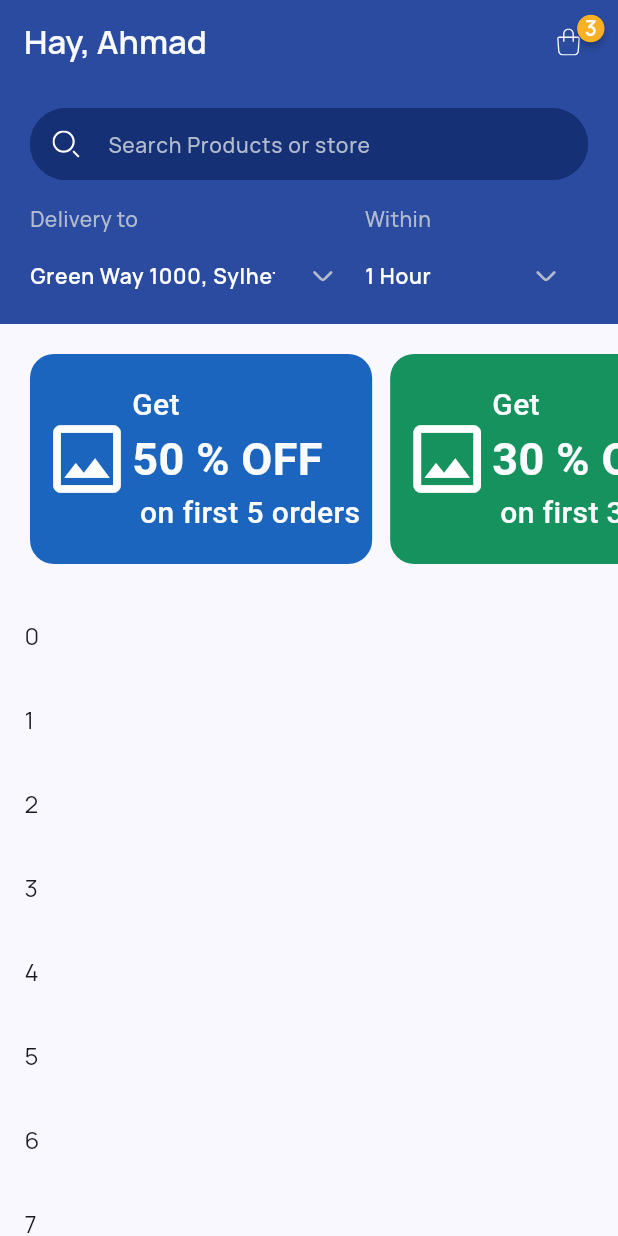
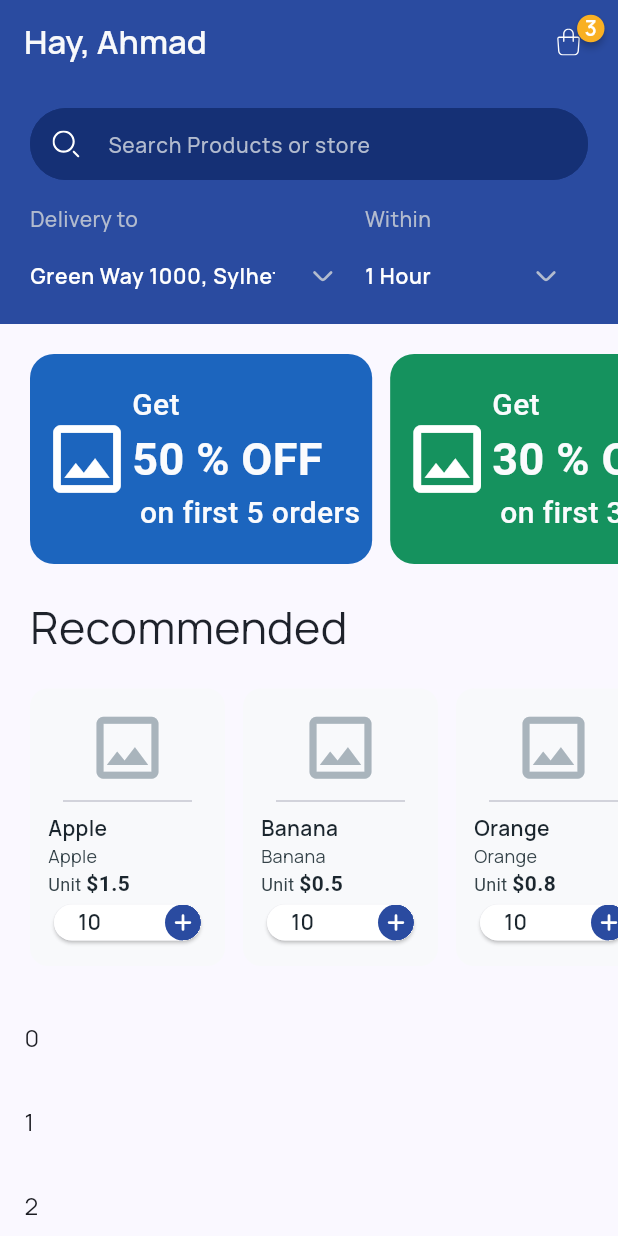
Before and after one commit to Ahmad-Nour-Haidar/shopping-app, a Flutter app: the HomeScreen screen opened by its route, on a phone screen of 412 x 824 dp. Run offline on Flutter 3.47's test engine with Material 3 defaults, Android fonts, the phone set to English and light mode, and no system bars; drawn by our look-alikes of badges; our stand-ins replace flutter_svg, gap, go_router, smooth_page_indicator.

Commit message:
buildRecommendedList

```diff
--- a/lib/core/assets/app_svg.dart
+++ b/lib/core/assets/app_svg.dart
@@ -14,4 +14,5 @@ abstract final class AppSvg {
   static const nounCircleOutlined = '$_path/noun-circle-outlined.svg';
   static const search = '$_path/search.svg';
   static const starHalf = '$_path/star-half.svg';
+  static const plusSmall = '$_path/plus-small.svg';
 }
--- /dev/null
+++ b/lib/core/constant/app_size.dart
@@ -0,0 +1,3 @@
+abstract final class AppSize {
+  static const screenPadding = 20.0;
+}
--- a/lib/core/theme/app_text_style.dart
+++ b/lib/core/theme/app_text_style.dart
@@ -7,6 +7,12 @@ abstract final class AppTextStyle {
     color: AppColor.bigFontColor,
     fontSize: 30,
     fontWeight: FontWeight.w700,
+  );
+
+  static const f30w400darkGrey = TextStyle(
+    color: AppColor.darkGrey,
+    fontSize: 30,
+    fontWeight: FontWeight.w400,
   );
 
   static const f20w500bigFontColor = TextStyle(
@@ -45,6 +51,18 @@ abstract final class AppTextStyle {
     fontWeight: FontWeight.w600,
   );
 
+  static const f14w600darkBlue = TextStyle(
+    color: AppColor.darkBlue,
+    fontSize: 14,
+    fontWeight: FontWeight.w600,
+  );
+
+  static const f12w600blueGrey = TextStyle(
+    color: AppColor.blueGrey,
+    fontSize: 12,
+    fontWeight: FontWeight.w400,
+  );
+
   static const f14w500lightBlueGrey = TextStyle(
     color: AppColor.lightBlueGrey,
     fontSize: 14,
--- /dev/null
+++ b/lib/screens/home_screen/data/dummy_data.dart
@@ -0,0 +1,54 @@
+import '../models/product.dart';
+
+const List<Product> dealsOnFruitsAndTea = [
+  Product(
+      name: 'Apple',
+      category: 'Fruit',
+      price: 1.5,
+      image: 'assets/images/apple.jpg'),
+  Product(
+      name: 'Banana',
+      category: 'Fruit',
+      price: 0.5,
+      image: 'assets/images/banana.jpg'),
+  Product(
+      name: 'Orange',
+      category: 'Fruit',
+      price: 0.8,
+      image: 'assets/images/orange.jpg'),
+  Product(
+      name: 'Strawberry',
+      category: 'Fruit',
+      price: 2.0,
+      image: 'assets/images/strawberry.jpg'),
+  Product(
+      name: 'Green Tea',
+      category: 'Tea',
+      price: 3.5,
+      image: 'assets/images/green_tea.jpg'),
+  Product(
+      name: 'Black Tea',
+      category: 'Tea',
+      price: 4.0,
+      image: 'assets/images/black_tea.jpg'),
+  Product(
+      name: 'Chamomile Tea',
+      category: 'Tea',
+      price: 3.8,
+      image: 'assets/images/chamomile_tea.jpg'),
+  Product(
+      name: 'Mango',
+      category: 'Fruit',
+      price: 1.2,
+      image: 'assets/images/mango.jpg'),
+  Product(
+      name: 'Pineapple',
+      category: 'Fruit',
+      price: 1.8,
+      image: 'assets/images/pineapple.jpg'),
+  Product(
+      name: 'Oolong Tea',
+      category: 'Tea',
+      price: 5.0,
+      image: 'assets/images/oolong_tea.jpg'),
+];
--- a/lib/screens/home_screen/home_screen.dart
+++ b/lib/screens/home_screen/home_screen.dart
@@ -7,6 +7,7 @@ import 'package:ptc_quiz2/core/widgets/svg_image.dart';
 import 'package:badges/badges.dart' as badges;
 import 'package:ptc_quiz2/screens/home_screen/widgets/build_offers_list.dart';
 
+import 'widgets/build_recommended_list.dart';
 import 'widgets/build_sliver_app_bar.dart';
 
 class HomeScreen extends StatelessWidget {
@@ -46,6 +47,7 @@ class HomeScreen extends StatelessWidget {
         slivers: <Widget>[
           buildSliverAppBar(),
           buildOffersList(),
+          buildRecommendedList(),
           SliverList(
             delegate: SliverChildBuilderDelegate(
               childCount: 50,
--- /dev/null
+++ b/lib/screens/home_screen/models/product.dart
@@ -0,0 +1,15 @@
+import 'package:flutter/foundation.dart' show immutable;
+
+@immutable
+class Product {
+  final String name;
+  final String category;
+  final double price;
+  final String image;
+
+  const Product(
+      {required this.name,
+      required this.category,
+      required this.price,
+      required this.image});
+}
--- a/lib/screens/home_screen/widgets/build_offers_list.dart
+++ b/lib/screens/home_screen/widgets/build_offers_list.dart
@@ -1,11 +1,10 @@
 import 'package:flutter/material.dart';
 import 'package:gap/gap.dart';
 
+import '../../../core/constant/app_size.dart';
 import 'offer_widget.dart';
 
 SliverToBoxAdapter buildOffersList() {
-  final pattern = RegExp(r'\d{1,2} % \s*OFF');
-
   final offers = <String>[
     'Get 50 % OFF on first 5 orders',
     'Get 30 % OFF on first 3 orders',
@@ -16,7 +15,7 @@ SliverToBoxAdapter buildOffersList() {
       height: 180,
       // width: 200,
       child: ListView.separated(
-        padding: const EdgeInsets.all(20),
+        padding: const EdgeInsets.all(AppSize.screenPadding),
         scrollDirection: Axis.horizontal,
         itemCount: offers.length,
         separatorBuilder: (_, __) => const Gap(12),
--- /dev/null
+++ b/lib/screens/home_screen/widgets/build_recommended_list.dart
@@ -0,0 +1,36 @@
+import 'package:flutter/material.dart';
+import 'package:gap/gap.dart';
+import 'package:ptc_quiz2/core/constant/app_size.dart';
+import 'package:ptc_quiz2/core/theme/app_text_style.dart';
+
+import '../data/dummy_data.dart';
+import 'recommended_widget.dart';
+
+SliverToBoxAdapter buildRecommendedList() {
+  return SliverToBoxAdapter(
+    child: Column(
+      crossAxisAlignment: CrossAxisAlignment.start,
+      children: [
+        const Padding(
+          padding: EdgeInsets.symmetric(horizontal: AppSize.screenPadding),
+          child: Text(
+            'Recommended',
+            style: AppTextStyle.f30w400darkGrey,
+          ),
+        ),
+        SizedBox(
+          height: 225,
+          child: ListView.separated(
+            padding: const EdgeInsets.all(AppSize.screenPadding),
+            scrollDirection: Axis.horizontal,
+            itemCount: dealsOnFruitsAndTea.length,
+            separatorBuilder: (_, __) => const Gap(12),
+            itemBuilder: (_, index) {
+              return RecommendedWidget(product: dealsOnFruitsAndTea[index]);
+            },
+          ),
+        ),
+      ],
+    ),
+  );
+}
--- /dev/null
+++ b/lib/screens/home_screen/widgets/recommended_widget.dart
@@ -0,0 +1,141 @@
+import 'package:flutter/material.dart';
+import 'package:gap/gap.dart';
+import 'package:ptc_quiz2/core/assets/app_svg.dart';
+import 'package:ptc_quiz2/core/theme/app_color.dart';
+import 'package:ptc_quiz2/core/theme/app_text_style.dart';
+import 'package:ptc_quiz2/core/widgets/svg_image.dart';
+
+import '../models/product.dart';
+
+class RecommendedWidget extends StatelessWidget {
+  const RecommendedWidget({
+    super.key,
+    required this.product,
+  });
+
+  final Product product;
+
+  @override
+  Widget build(BuildContext context) {
+    return Container(
+      padding: const EdgeInsets.all(12),
+      // height: 300,
+      width: 130,
+      decoration: BoxDecoration(
+        color: AppColor.fontColor,
+        borderRadius: BorderRadius.circular(12),
+      ),
+      child: Column(
+        crossAxisAlignment: CrossAxisAlignment.start,
+        children: [
+          const Align(
+            child: Icon(
+              Icons.image_outlined,
+              size: 55,
+              color: AppColor.lightGrey,
+            ),
+          ),
+          const Divider(endIndent: 10, indent: 10),
+          Text(
+            product.name,
+            style: AppTextStyle.f14w600darkBlue,
+          ),
+          Text(
+            product.name,
+            style: AppTextStyle.f12w600blueGrey,
+          ),
+          Text.rich(
+            TextSpan(
+              children: [
+                const TextSpan(
+                  text: 'Unit ',
+                  style: AppTextStyle.f12w600blueGrey,
+                ),
+                TextSpan(
+                  text: '\$${product.price}',
+                  style: AppTextStyle.f14w600darkBlue,
+                ),
+              ],
+            ),
+          ),
+          BuildCounterButton(
+            count: 10,
+            onTap: () {},
+          ),
+        ],
+      ),
+    );
+  }
+}
+
+class CustomPlusButton extends StatelessWidget {
+  const CustomPlusButton({
+    super.key,
+    required this.height,
+    required this.onTap,
+  });
+
+  final double height;
+  final VoidCallback onTap;
+
+  @override
+  Widget build(BuildContext context) {
+    return InkWell(
+      borderRadius: BorderRadius.circular(height / 2),
+      onTap: onTap,
+      child: Container(
+        height: height,
+        width: height,
+        decoration: BoxDecoration(
+          color: AppColor.deepBlue,
+          borderRadius: BorderRadius.circular(height / 2),
+        ),
+        child: const SvgImage(
+          path: AppSvg.plusSmall,
+          size: 22,
+          color: AppColor.white,
+        ),
+      ),
+    );
+  }
+}
+
+class BuildCounterButton extends StatelessWidget {
+  const BuildCounterButton({
+    super.key,
+    required this.count,
+    required this.onTap,
+  });
+
+  final int count;
+  final VoidCallback onTap;
+
+  @override
+  Widget build(BuildContext context) {
+    const height = 24.0;
+    return Card(
+      child: Container(
+        height: height,
+        clipBehavior: Clip.hardEdge,
+        decoration: BoxDecoration(
+          color: AppColor.white,
+          borderRadius: BorderRadius.circular(height / 2),
+        ),
+        child: Row(
+          children: [
+            const Gap(16),
+            Text(
+              count.toString(),
+              style: AppTextStyle.f14w600darkBlue,
+            ),
+            const Spacer(),
+            CustomPlusButton(
+              height: height,
+              onTap: onTap,
+            ),
+          ],
+        ),
+      ),
+    );
+  }
+}
```
Also changed, not shown: assets/svgs/plus-small.svg (added), lib/core/constant/app_constant.dart (added), lib/generated/assets.dart.
